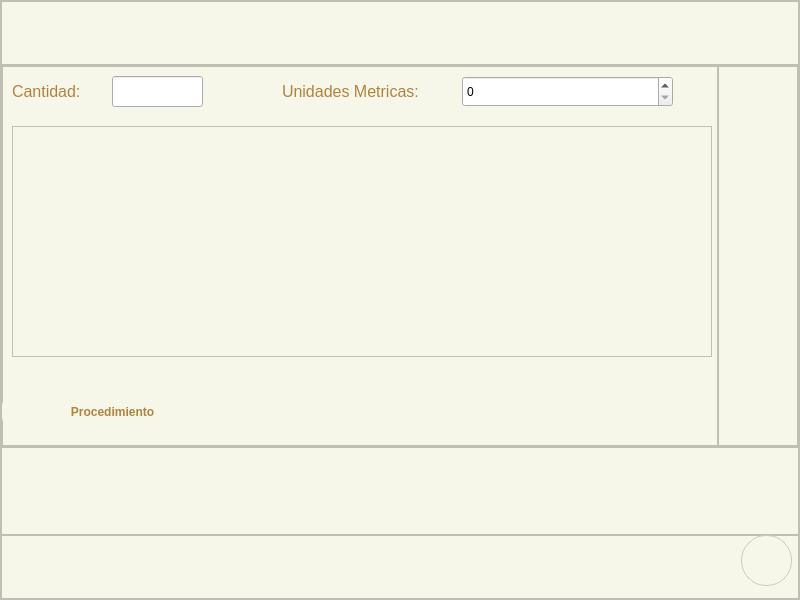
avilalem/ProyectoFinal, file pagina_receta.ui: the form before one commit.
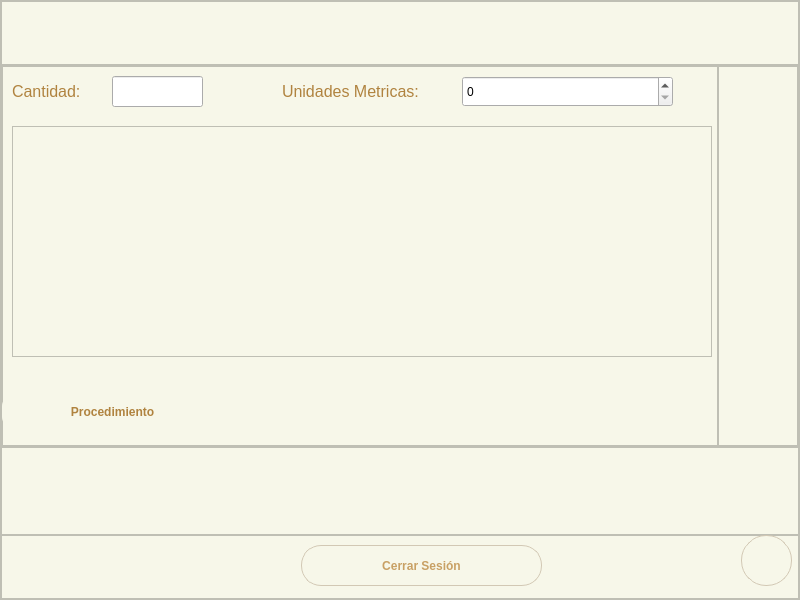
The form after the commit. Icons and pictures are not drawn.

Commit message: Agrego archivos .ui

```diff
--- a/pagina_receta.ui
+++ b/pagina_receta.ui
@@ -405,8 +405,8 @@
             <widget class="QPushButton" name="botonEditar">
              <property name="geometry">
               <rect>
-               <x>20</x>
-               <y>10</y>
+               <x>30</x>
+               <y>60</y>
                <width>51</width>
                <height>51</height>
               </rect>
@@ -435,7 +435,7 @@
              <property name="geometry">
               <rect>
                <x>20</x>
-               <y>60</y>
+               <y>10</y>
                <width>51</width>
                <height>51</height>
               </rect>
@@ -463,7 +463,7 @@
             <widget class="QPushButton" name="botonEliminar">
              <property name="geometry">
               <rect>
-               <x>20</x>
+               <x>30</x>
                <y>110</y>
                <width>51</width>
                <height>51</height>
@@ -638,6 +638,28 @@
             <normaloff>icono-informacion.png</normaloff>icono-informacion.png</iconset>
           </property>
          </widget>
+         <widget class="QPushButton" name="botonCerrarS">
+          <property name="geometry">
+           <rect>
+            <x>300</x>
+            <y>10</y>
+            <width>241</width>
+            <height>41</height>
+           </rect>
+          </property>
+          <property name="font">
+           <font>
+            <weight>75</weight>
+            <bold>true</bold>
+           </font>
+          </property>
+          <property name="styleSheet">
+           <string notr="true"/>
+          </property>
+          <property name="text">
+           <string>Cerrar Sesión</string>
+          </property>
+         </widget>
         </widget>
        </item>
       </layout>
```
Left out of the diff: 29 changed lines with no effect on the pictures. The commit also changes 3 other files.
